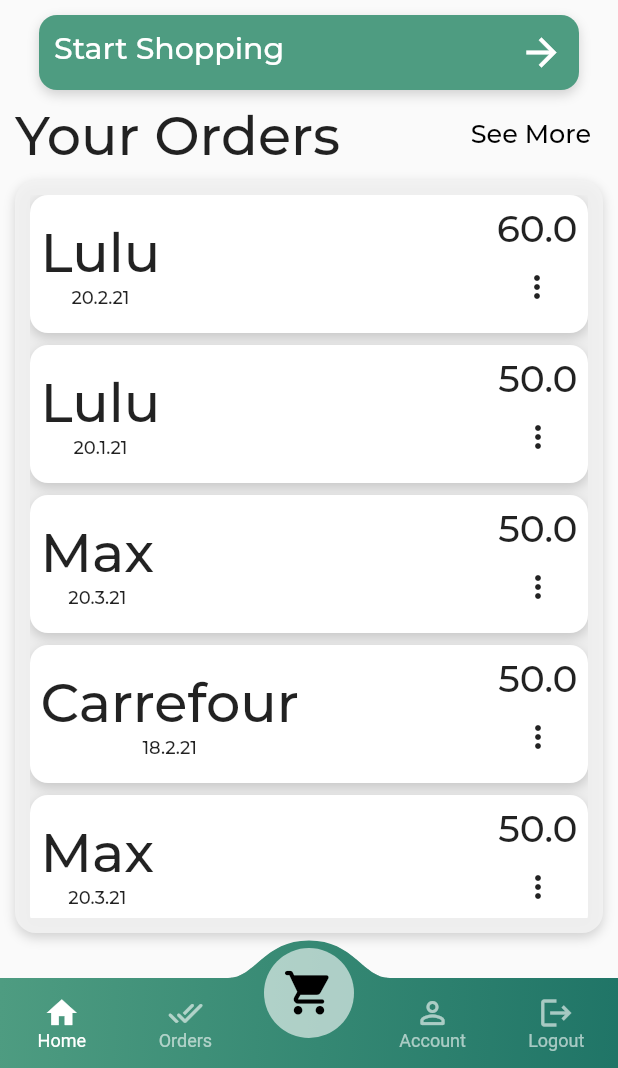
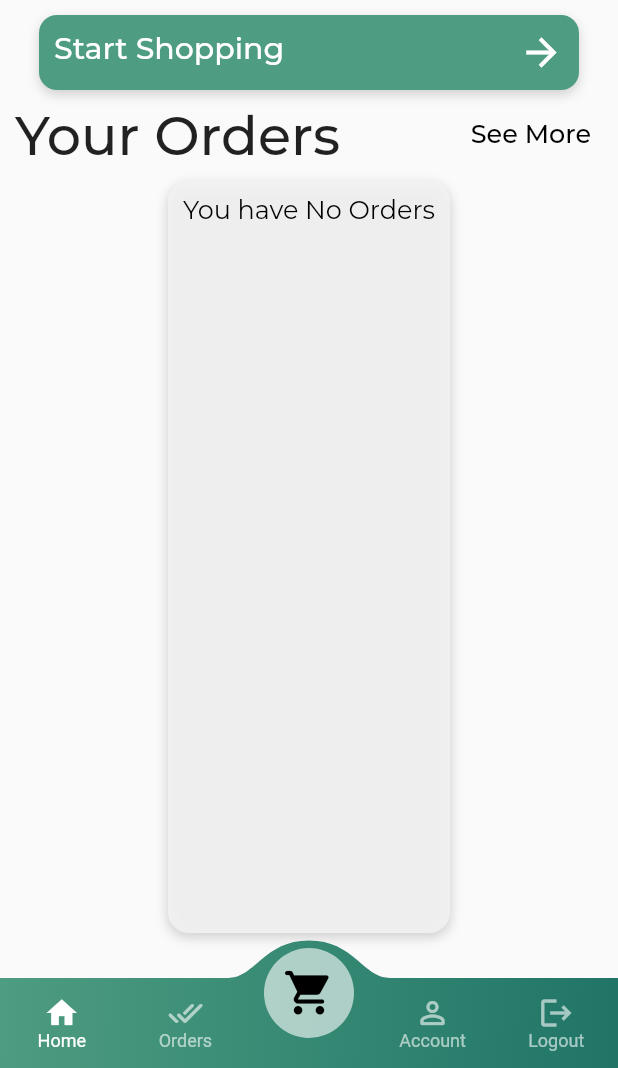
Before and after one commit to Aymn-Mohd/Groceries, a Flutter app: the screen it shows once a user with an empty profile is signed in, on a phone screen of 412 x 824 dp, the part 168-1236 px from its top. Run offline on Flutter 3.47's test engine with Material 2 defaults, Android fonts, the phone set to English and light mode, and no system bars; drawn by our look-alikes of convex_bottom_bar; our stand-ins replace cloud_firestore, firebase_auth, firebase_core, flutter_svg, font_awesome_flutter, google_fonts and 1 more; missing offline and left inert: bottom_drawer, scan; accounts and stored records are empty; network calls fail.

Commit message:
tweked the app

```diff
--- a/lib/Models/Cart.dart
+++ b/lib/Models/Cart.dart
@@ -1,11 +1,14 @@
 import 'package:flutter/material.dart';
+import 'package:provider/provider.dart';
 
 class productinfo {
   String barcode;
   String name;
   double price;
   int quantity;
-  productinfo(this.barcode, this.name, this.price, this.quantity);
+  double totalprice;
+  productinfo(
+      this.barcode, this.name, this.price, this.quantity, this.totalprice);
 }
 
 class Cart with ChangeNotifier {
@@ -18,6 +21,8 @@ class Cart with ChangeNotifier {
     return _items.length;
   }
 
+  final double sum = 0;
+
   void addItem(
     String barcode,
     String name,
@@ -26,10 +31,15 @@ class Cart with ChangeNotifier {
     if (_items.containsKey(barcode)) {
       _items.update(
           barcode,
-          (existitm) => productinfo(existitm.barcode, existitm.name,
-              existitm.price, existitm.quantity + 1));
+          (existitm) => productinfo(
+              existitm.barcode,
+              existitm.name,
+              existitm.price,
+              existitm.quantity + 1,
+              existitm.price * (existitm.quantity + 1)));
     } else {
-      _items.putIfAbsent(barcode, () => productinfo(barcode, name, price, 1));
+      _items.putIfAbsent(
+          barcode, () => productinfo(barcode, name, price, 1, price * 1));
     }
     notifyListeners();
   }
@@ -46,8 +56,8 @@ class Cart with ChangeNotifier {
     if (_items[barcode]!.quantity > 1) {
       _items.update(
           barcode,
-          (existitm) => productinfo(
-              barcode, existitm.name, existitm.price, existitm.quantity - 1));
+          (existitm) => productinfo(barcode, existitm.name, existitm.price,
+              existitm.quantity - 1, existitm.price * (existitm.quantity - 1)));
     }
     notifyListeners();
   }
@@ -57,3 +67,7 @@ class Cart with ChangeNotifier {
     notifyListeners();
   }
 }
+
+class totalcost with ChangeNotifier {
+
+}
--- a/lib/Pages/Home.dart
+++ b/lib/Pages/Home.dart
@@ -21,16 +21,7 @@ class HomePage extends StatefulWidget {
 class _HomePageState extends State<HomePage> {
   String name = '';
   String email = '';
-  List<Orderlist> Orders = [
-    Orderlist('Lulu', '20.2.21', 60),
-    Orderlist('Lulu', '20.1.21', 50),
-    Orderlist('Max', '20.3.21', 50),
-    Orderlist('Carrefour', '18.2.21', 50),
-    Orderlist('Max', '20.3.21', 50),
-    Orderlist('Carrefour', '18.2.21', 50),
-    Orderlist('Max', '20.3.21', 50),
-    Orderlist('Carrefour', '18.2.21', 50)
-  ];
+  List<Orderlist> Orders = [];
 
   @override
   Widget build(BuildContext context) {
@@ -178,7 +169,12 @@ class _HomePageState extends State<HomePage> {
                         ),
                       ],
                     ),
-                    child: ListView.separated(
+                    child: Builder(
+                      builder: (context){
+                        if (Orders.length <= 0) {
+                          return Text('You have No Orders',style: style17b,);
+                        }else{
+                          return ListView.separated(
                               shrinkWrap: true,
                               separatorBuilder: (context, index) => const SizedBox(
                                 height: 8,
@@ -194,7 +190,10 @@ class _HomePageState extends State<HomePage> {
                                 } else {
                                   return ordercard(context, index);
                                 }
-                        }),
+                              });
+                        }
+                      },
+                    )
                   ),
                 ),
                 SizedBox(
--- a/lib/main.dart
+++ b/lib/main.dart
@@ -19,7 +19,8 @@ class MyApp extends StatelessWidget {
     return ChangeNotifierProvider(
         create: (context) => GSignIn(),
         child: MultiProvider(
-          providers: [ ChangeNotifierProvider.value(value: Cart())],
+          providers: [ ChangeNotifierProvider.value(value: Cart()),
+            ChangeNotifierProvider.value(value: totalcost())],
             child: MaterialApp(
           home: Sauth(),
         )));
```
Also changed, not shown: lib/Pages/AuthScreens/Login.dart (+12 -5 lines), lib/Pages/Scan/CartView.dart (+8 -13 lines), lib/Pages/Scan/Scanfinal.dart (+3 -4 lines), lib/Widgets/CartCard.dart (+25 -17 lines), lib/Widgets/Cartdrawer.dart (added, +125 -0 lines). Lines whose indentation alone changed are shown as unchanged.
